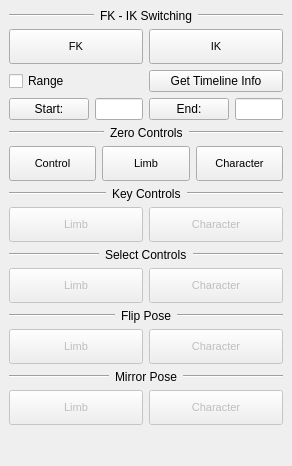
The window that Maya/animation/character/resources/dialog.ui (bumpybox/Tapp) describes before a commit, drawn with Qt 5.
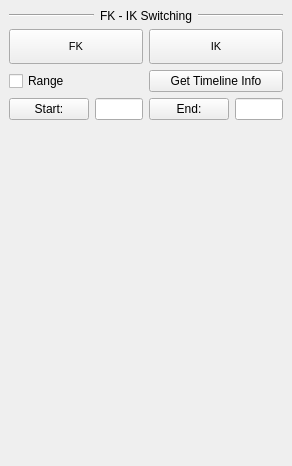
The same window after the commit.

Commit message:
animation: character
reviving FK IK swithcing

The edit to the form file:
```diff
--- a/Maya/animation/character/resources/dialog.ui
+++ b/Maya/animation/character/resources/dialog.ui
@@ -168,511 +168,6 @@
       </item>
      </layout>
     </item>
-    <item>
-     <layout class="QHBoxLayout" name="horizontalLayout_8">
-      <item>
-       <widget class="Line" name="line_21">
-        <property name="sizePolicy">
-         <sizepolicy hsizetype="Expanding" vsizetype="Fixed">
-          <horstretch>0</horstretch>
-          <verstretch>0</verstretch>
-         </sizepolicy>
-        </property>
-        <property name="orientation">
-         <enum>Qt::Horizontal</enum>
-        </property>
-       </widget>
-      </item>
-      <item>
-       <widget class="QLabel" name="character_zerocontrols_label">
-        <property name="text">
-         <string>Zero Controls</string>
-        </property>
-       </widget>
-      </item>
-      <item>
-       <widget class="Line" name="line_4">
-        <property name="sizePolicy">
-         <sizepolicy hsizetype="Expanding" vsizetype="Fixed">
-          <horstretch>0</horstretch>
-          <verstretch>0</verstretch>
-         </sizepolicy>
-        </property>
-        <property name="orientation">
-         <enum>Qt::Horizontal</enum>
-        </property>
-       </widget>
-      </item>
-     </layout>
-    </item>
-    <item>
-     <layout class="QHBoxLayout" name="horizontalLayout_3">
-      <item>
-       <widget class="QPushButton" name="zeroControl_pushButton">
-        <property name="enabled">
-         <bool>true</bool>
-        </property>
-        <property name="sizePolicy">
-         <sizepolicy hsizetype="Minimum" vsizetype="Minimum">
-          <horstretch>0</horstretch>
-          <verstretch>0</verstretch>
-         </sizepolicy>
-        </property>
-        <property name="minimumSize">
-         <size>
-          <width>0</width>
-          <height>35</height>
-         </size>
-        </property>
-        <property name="font">
-         <font>
-          <pointsize>8</pointsize>
-         </font>
-        </property>
-        <property name="text">
-         <string>Control</string>
-        </property>
-       </widget>
-      </item>
-      <item>
-       <widget class="QPushButton" name="zeroLimb_pushButton">
-        <property name="enabled">
-         <bool>true</bool>
-        </property>
-        <property name="sizePolicy">
-         <sizepolicy hsizetype="Minimum" vsizetype="Minimum">
-          <horstretch>0</horstretch>
-          <verstretch>0</verstretch>
-         </sizepolicy>
-        </property>
-        <property name="minimumSize">
-         <size>
-          <width>0</width>
-          <height>35</height>
-         </size>
-        </property>
-        <property name="font">
-         <font>
-          <pointsize>8</pointsize>
-         </font>
-        </property>
-        <property name="text">
-         <string>Limb</string>
-        </property>
-       </widget>
-      </item>
-      <item>
-       <widget class="QPushButton" name="zeroCharacter_pushButton">
-        <property name="enabled">
-         <bool>true</bool>
-        </property>
-        <property name="sizePolicy">
-         <sizepolicy hsizetype="Minimum" vsizetype="Minimum">
-          <horstretch>0</horstretch>
-          <verstretch>0</verstretch>
-         </sizepolicy>
-        </property>
-        <property name="minimumSize">
-         <size>
-          <width>0</width>
-          <height>35</height>
-         </size>
-        </property>
-        <property name="font">
-         <font>
-          <pointsize>8</pointsize>
-         </font>
-        </property>
-        <property name="text">
-         <string>Character</string>
-        </property>
-       </widget>
-      </item>
-     </layout>
-    </item>
-    <item>
-     <layout class="QHBoxLayout" name="horizontalLayout_9">
-      <item>
-       <widget class="Line" name="line_20">
-        <property name="sizePolicy">
-         <sizepolicy hsizetype="Expanding" vsizetype="Fixed">
-          <horstretch>0</horstretch>
-          <verstretch>0</verstretch>
-         </sizepolicy>
-        </property>
-        <property name="orientation">
-         <enum>Qt::Horizontal</enum>
-        </property>
-       </widget>
-      </item>
-      <item>
-       <widget class="QLabel" name="character_keycontrols_pushButton">
-        <property name="text">
-         <string>Key Controls</string>
-        </property>
-       </widget>
-      </item>
-      <item>
-       <widget class="Line" name="line_8">
-        <property name="sizePolicy">
-         <sizepolicy hsizetype="Expanding" vsizetype="Fixed">
-          <horstretch>0</horstretch>
-          <verstretch>0</verstretch>
-         </sizepolicy>
-        </property>
-        <property name="orientation">
-         <enum>Qt::Horizontal</enum>
-        </property>
-       </widget>
-      </item>
-     </layout>
-    </item>
-    <item>
-     <layout class="QHBoxLayout" name="horizontalLayout_15">
-      <item>
-       <widget class="QPushButton" name="keyLimb_pushButton">
-        <property name="enabled">
-         <bool>false</bool>
-        </property>
-        <property name="sizePolicy">
-         <sizepolicy hsizetype="Minimum" vsizetype="Minimum">
-          <horstretch>0</horstretch>
-          <verstretch>0</verstretch>
-         </sizepolicy>
-        </property>
-        <property name="minimumSize">
-         <size>
-          <width>0</width>
-          <height>35</height>
-         </size>
-        </property>
-        <property name="font">
-         <font>
-          <pointsize>8</pointsize>
-         </font>
-        </property>
-        <property name="text">
-         <string>Limb</string>
-        </property>
-       </widget>
-      </item>
-      <item>
-       <widget class="QPushButton" name="keyCharacter_pushButton">
-        <property name="enabled">
-         <bool>false</bool>
-        </property>
-        <property name="sizePolicy">
-         <sizepolicy hsizetype="Minimum" vsizetype="Minimum">
-          <horstretch>0</horstretch>
-          <verstretch>0</verstretch>
-         </sizepolicy>
-        </property>
-        <property name="minimumSize">
-         <size>
-          <width>0</width>
-          <height>35</height>
-         </size>
-        </property>
-        <property name="font">
-         <font>
-          <pointsize>8</pointsize>
-         </font>
-        </property>
-        <property name="text">
-         <string>Character</string>
-        </property>
-       </widget>
-      </item>
-     </layout>
-    </item>
-    <item>
-     <layout class="QHBoxLayout" name="horizontalLayout_10">
-      <item>
-       <widget class="Line" name="line_19">
-        <property name="sizePolicy">
-         <sizepolicy hsizetype="Expanding" vsizetype="Fixed">
-          <horstretch>0</horstretch>
-          <verstretch>0</verstretch>
-         </sizepolicy>
-        </property>
-        <property name="orientation">
-         <enum>Qt::Horizontal</enum>
-        </property>
-       </widget>
-      </item>
-      <item>
-       <widget class="QLabel" name="character_selectcontrols_pushButton">
-        <property name="text">
-         <string>Select Controls</string>
-        </property>
-       </widget>
-      </item>
-      <item>
-       <widget class="Line" name="line_5">
-        <property name="sizePolicy">
-         <sizepolicy hsizetype="Expanding" vsizetype="Fixed">
-          <horstretch>0</horstretch>
-          <verstretch>0</verstretch>
-         </sizepolicy>
-        </property>
-        <property name="orientation">
-         <enum>Qt::Horizontal</enum>
-        </property>
-       </widget>
-      </item>
-     </layout>
-    </item>
-    <item>
-     <layout class="QHBoxLayout" name="horizontalLayout_4">
-      <item>
-       <widget class="QPushButton" name="selectLimb_pushButton">
-        <property name="enabled">
-         <bool>false</bool>
-        </property>
-        <property name="sizePolicy">
-         <sizepolicy hsizetype="Minimum" vsizetype="Minimum">
-          <horstretch>0</horstretch>
-          <verstretch>0</verstretch>
-         </sizepolicy>
-        </property>
-        <property name="minimumSize">
-         <size>
-          <width>0</width>
-          <height>35</height>
-         </size>
-        </property>
-        <property name="font">
-         <font>
-          <pointsize>8</pointsize>
-         </font>
-        </property>
-        <property name="text">
-         <string>Limb</string>
-        </property>
-       </widget>
-      </item>
-      <item>
-       <widget class="QPushButton" name="selectCharacter_pushButton">
-        <property name="enabled">
-         <bool>false</bool>
-        </property>
-        <property name="sizePolicy">
-         <sizepolicy hsizetype="Minimum" vsizetype="Minimum">
-          <horstretch>0</horstretch>
-          <verstretch>0</verstretch>
-         </sizepolicy>
-        </property>
-        <property name="minimumSize">
-         <size>
-          <width>0</width>
-          <height>35</height>
-         </size>
-        </property>
-        <property name="font">
-         <font>
-          <pointsize>8</pointsize>
-         </font>
-        </property>
-        <property name="text">
-         <string>Character</string>
-        </property>
-       </widget>
-      </item>
-     </layout>
-    </item>
-    <item>
-     <layout class="QHBoxLayout" name="horizontalLayout_11">
-      <item>
-       <widget class="Line" name="line_18">
-        <property name="sizePolicy">
-         <sizepolicy hsizetype="Expanding" vsizetype="Fixed">
-          <horstretch>0</horstretch>
-          <verstretch>0</verstretch>
-         </sizepolicy>
-        </property>
-        <property name="orientation">
-         <enum>Qt::Horizontal</enum>
-        </property>
-       </widget>
-      </item>
-      <item>
-       <widget class="QLabel" name="character_flippose_label">
-        <property name="text">
-         <string>Flip Pose</string>
-        </property>
-       </widget>
-      </item>
-      <item>
-       <widget class="Line" name="line_6">
-        <property name="sizePolicy">
-         <sizepolicy hsizetype="Expanding" vsizetype="Fixed">
-          <horstretch>0</horstretch>
-          <verstretch>0</verstretch>
-         </sizepolicy>
-        </property>
-        <property name="orientation">
-         <enum>Qt::Horizontal</enum>
-        </property>
-       </widget>
-      </item>
-     </layout>
-    </item>
-    <item>
-     <layout class="QHBoxLayout" name="horizontalLayout_5">
-      <item>
-       <widget class="QPushButton" name="flipLimb_pushButton">
-        <property name="enabled">
-         <bool>false</bool>
-        </property>
-        <property name="sizePolicy">
-         <sizepolicy hsizetype="Minimum" vsizetype="Minimum">
-          <horstretch>0</horstretch>
-          <verstretch>0</verstretch>
-         </sizepolicy>
-        </property>
-        <property name="minimumSize">
-         <size>
-          <width>0</width>
-          <height>35</height>
-         </size>
-        </property>
-        <property name="font">
-         <font>
-          <pointsize>8</pointsize>
-         </font>
-        </property>
-        <property name="text">
-         <string>Limb</string>
-        </property>
-       </widget>
-      </item>
-      <item>
-       <widget class="QPushButton" name="flipCharacter_pushButton">
-        <property name="enabled">
-         <bool>false</bool>
-        </property>
-        <property name="sizePolicy">
-         <sizepolicy hsizetype="Minimum" vsizetype="Minimum">
-          <horstretch>0</horstretch>
-          <verstretch>0</verstretch>
-         </sizepolicy>
-        </property>
-        <property name="minimumSize">
-         <size>
-          <width>0</width>
-          <height>35</height>
-         </size>
-        </property>
-        <property name="font">
-         <font>
-          <pointsize>8</pointsize>
-         </font>
-        </property>
-        <property name="text">
-         <string>Character</string>
-        </property>
-       </widget>
-      </item>
-     </layout>
-    </item>
-    <item>
-     <layout class="QHBoxLayout" name="horizontalLayout_12">
-      <item>
-       <widget class="Line" name="line_17">
-        <property name="sizePolicy">
-         <sizepolicy hsizetype="Expanding" vsizetype="Fixed">
-          <horstretch>0</horstretch>
-          <verstretch>0</verstretch>
-         </sizepolicy>
-        </property>
-        <property name="orientation">
-         <enum>Qt::Horizontal</enum>
-        </property>
-       </widget>
-      </item>
-      <item>
-       <widget class="QLabel" name="character_mirrorpose_label">
-        <property name="text">
-         <string>Mirror Pose</string>
-        </property>
-       </widget>
-      </item>
-      <item>
-       <widget class="Line" name="line_7">
-        <property name="sizePolicy">
-         <sizepolicy hsizetype="Expanding" vsizetype="Fixed">
-          <horstretch>0</horstretch>
-          <verstretch>0</verstretch>
-         </sizepolicy>
-        </property>
-        <property name="orientation">
-         <enum>Qt::Horizontal</enum>
-        </property>
-       </widget>
-      </item>
-     </layout>
-    </item>
-    <item>
-     <layout class="QHBoxLayout" name="horizontalLayout_6">
-      <item>
-       <widget class="QPushButton" name="mirrorLimb_pushButton">
-        <property name="enabled">
-         <bool>false</bool>
-        </property>
-        <property name="sizePolicy">
-         <sizepolicy hsizetype="Minimum" vsizetype="Minimum">
-          <horstretch>0</horstretch>
-          <verstretch>0</verstretch>
-         </sizepolicy>
-        </property>
-        <property name="minimumSize">
-         <size>
-          <width>0</width>
-          <height>35</height>
-         </size>
-        </property>
-        <property name="font">
-         <font>
-          <pointsize>8</pointsize>
-         </font>
-        </property>
-        <property name="text">
-         <string>Limb</string>
-        </property>
-        <property name="checkable">
-         <bool>false</bool>
-        </property>
-       </widget>
-      </item>
-      <item>
-       <widget class="QPushButton" name="mirrorCharacter_pushButton">
-        <property name="enabled">
-         <bool>false</bool>
-        </property>
-        <property name="sizePolicy">
-         <sizepolicy hsizetype="Minimum" vsizetype="Minimum">
-          <horstretch>0</horstretch>
-          <verstretch>0</verstretch>
-         </sizepolicy>
-        </property>
-        <property name="minimumSize">
-         <size>
-          <width>0</width>
-          <height>35</height>
-         </size>
-        </property>
-        <property name="font">
-         <font>
-          <pointsize>8</pointsize>
-         </font>
-        </property>
-        <property name="text">
-         <string>Character</string>
-        </property>
-       </widget>
-      </item>
-     </layout>
-    </item>
     <item>
      <spacer name="verticalSpacer">
       <property name="orientation">
```
The commit also changes 4 other files.
